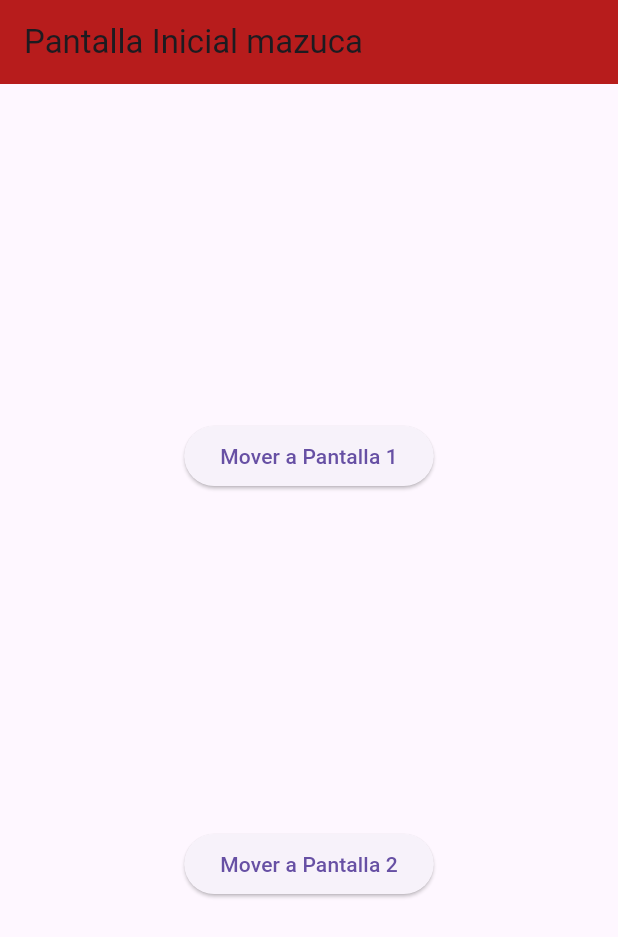
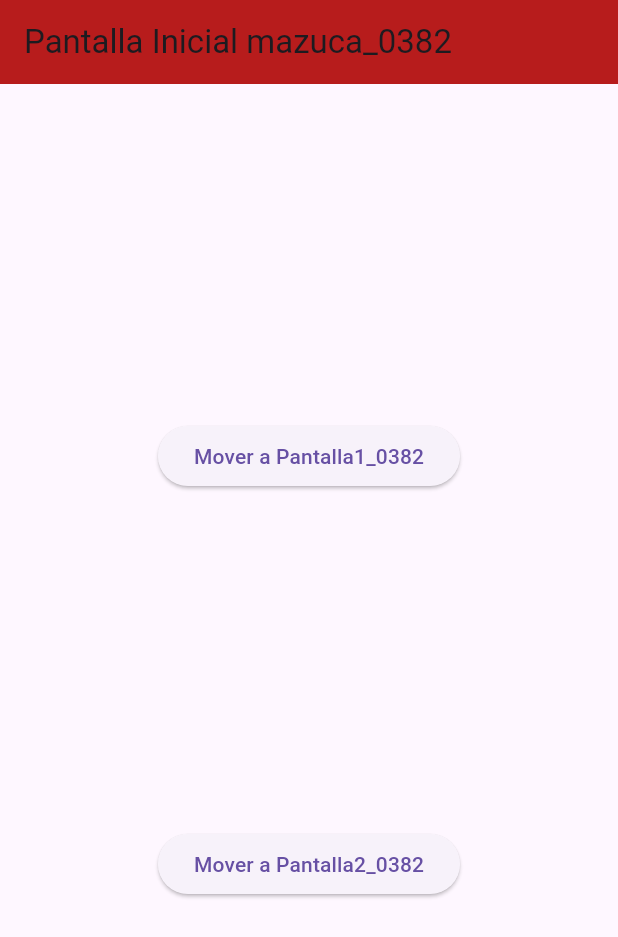
Before and after one commit to JonatanMVJ/ull_act3-0382, a Flutter app: the screen it shows after launch, on a phone screen of 412 x 824 dp. Shown: the top 937 px of the screen. Run offline on Flutter 3.47's test engine with Material 3 defaults, Android fonts, the phone set to English and light mode, and no system bars.

```diff
--- a/lib/pantalla1_0382.dart
+++ b/lib/pantalla1_0382.dart
@@ -7,14 +7,14 @@ class Pantalla1_0382 extends StatelessWidget {
   Widget build(BuildContext context) {
     return Scaffold(
       appBar: AppBar(
-        title: Text("Pantalla 1 mazuca "),
+        title: Text("Pantalla 1 mazuca 0382 "),
         backgroundColor: Colors.red[900], // Cambio de color a rojo vino
       ),
       body: Center(
         child: Column(
           children: [
             Container(
-              child: const Text("mazuca Ejemplo"),
+              child: const Text("mazuca Ejemplo 0382"),
             )
           ],
         ),
--- a/lib/pantalla2_0382.dart
+++ b/lib/pantalla2_0382.dart
@@ -7,7 +7,7 @@ class Pantalla2_0382 extends StatelessWidget {
   Widget build(BuildContext context) {
     return Scaffold(
       appBar: AppBar(
-        title: const Text("Pantalla2  mazuca0382"),
+        title: const Text("Pantalla2  mazuca_0382"),
       ),
       body: Center(
         child: Column(
@@ -15,7 +15,7 @@ class Pantalla2_0382 extends StatelessWidget {
           children: [
             ElevatedButton(
                 onPressed: () {}, //si presiona boton
-                child: const Text("Pantalla"))
+                child: const Text("Pantalla_0382"))
           ],
         ),
       ),
--- a/lib/pantallainicial_0382.dart
+++ b/lib/pantallainicial_0382.dart
@@ -7,7 +7,7 @@ class Pantallainicial_0382 extends StatelessWidget {
   Widget build(BuildContext context) {
     return Scaffold(
       appBar: AppBar(
-        title: const Text("Pantalla Inicial mazuca"),
+        title: const Text("Pantalla Inicial mazuca_0382"),
         backgroundColor: Colors.red[900], // Cambio de color a rojo vino
       ),
       body: Center(
@@ -18,13 +18,13 @@ class Pantallainicial_0382 extends StatelessWidget {
               onPressed: () {
                 Navigator.pushNamed(context, "/Pantalla1_0382");
               },
-              child: const Text("Mover a Pantalla 1"),
+              child: const Text("Mover a Pantalla1_0382"),
             ),
             ElevatedButton(
               onPressed: () {
                 Navigator.pushNamed(context, "/Pantalla2_0382");
               },
-              child: const Text("Mover a Pantalla 2"),
+              child: const Text("Mover a Pantalla2_0382"),
             )
           ],
         ),
```
